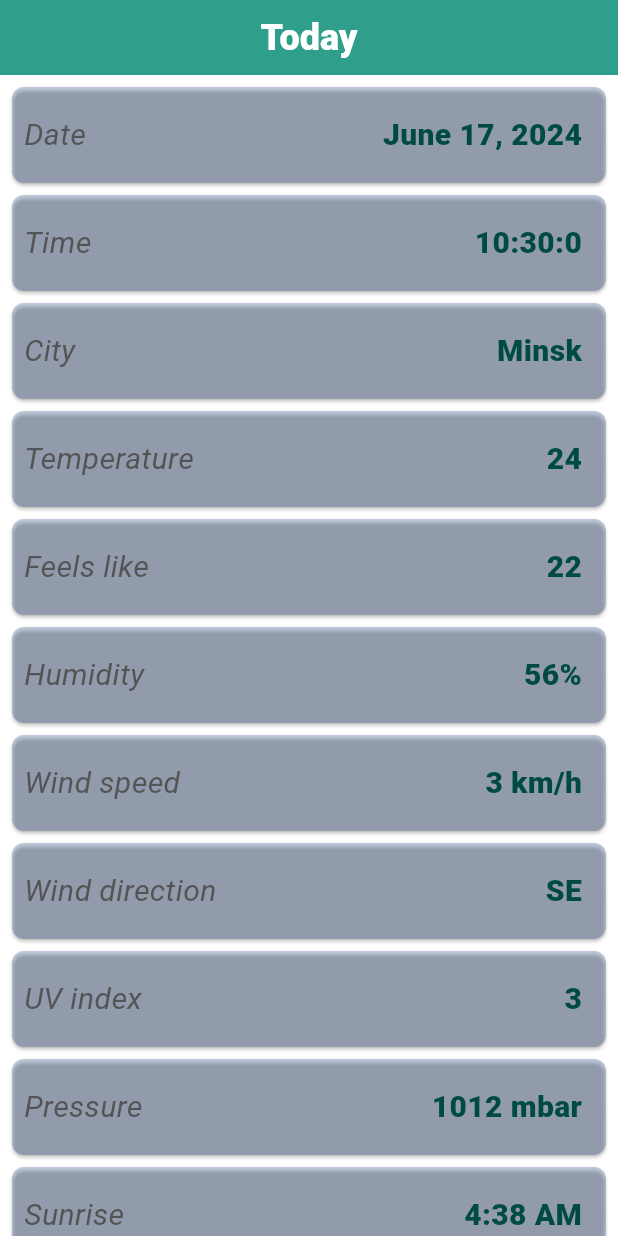
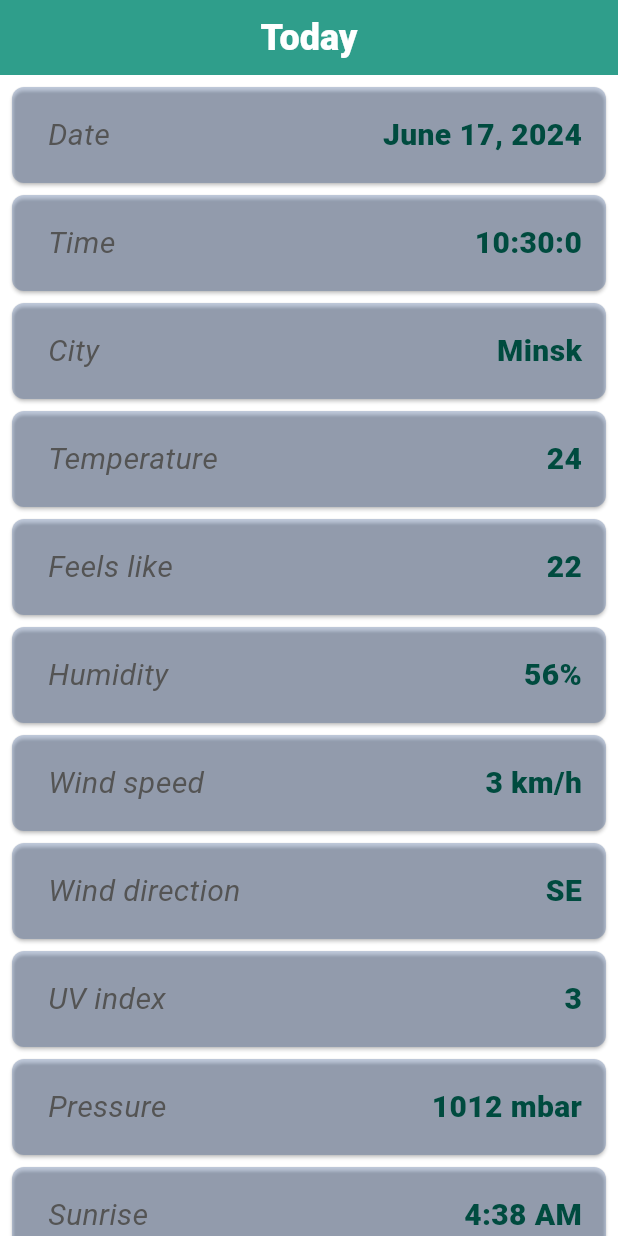
Before and after one commit to shikiwiki/weather_app, a Flutter app: the screen it shows after launch, on a phone screen of 412 x 824 dp. Run offline on Flutter 3.47's test engine with Material 3 defaults, Android fonts, the phone set to English and light mode, and no system bars.

```diff
--- a/lib/design/dimensions.dart
+++ b/lib/design/dimensions.dart
@@ -3,7 +3,9 @@ const double parameterSize = 20;
 const double titleSize = 24;
 const double valueSize = 20;
 const double cardHeight = 32;
+const double itemHeight = 64;
 const double topBarHeight = 50;
+const double iconWidth = 16;
 const double borderRadius = 8;
 const int itemCount = 12;
 const int parameterTypeLines = 1;
--- a/lib/widgets/item.dart
+++ b/lib/widgets/item.dart
@@ -1,4 +1,5 @@
 import 'package:flutter/material.dart';
+
 import '../design/dimensions.dart';
 import '../design/styles.dart';
 import '../utils/utils.dart';
@@ -6,27 +7,31 @@ import '../utils/utils.dart';
 class Item extends StatelessWidget {
   final String parameterType;
   final String value;
+  final IconData? icon;
 
-  const Item({super.key, required this.parameterType, required this.value});
+  const Item(
+      {super.key, required this.parameterType, required this.value, this.icon});
 
   @override
   Widget build(BuildContext context) {
     return SizedBox(
-      height: 64,
+      height: itemHeight,
       child: Card(
-        color: Color(Utils.randomColorValue()).withOpacity(Utils.itemBackgroundOpacity),
+        color: Color(Utils.randomColorValue())
+            .withOpacity(Utils.itemBackgroundOpacity),
         margin: EdgeInsets.zero,
         shape: RoundedRectangleBorder(
             borderRadius: BorderRadius.circular(borderRadius)),
         child: Row(
           mainAxisAlignment: MainAxisAlignment.center,
           children: <Widget>[
+            if (icon != null) Icon(icon) else Container(width: iconWidth),
             Expanded(
               child: Padding(
                 padding: const EdgeInsets.all(parameterPadding),
                 child: Text(
                   parameterType,
-                  maxLines: 1,
+                  maxLines: parameterTypeLines,
                   overflow: TextOverflow.ellipsis,
                   style: parameterStyle,
                 ),
@@ -36,7 +41,7 @@ class Item extends StatelessWidget {
               padding: const EdgeInsets.all(valuePadding),
               child: Text(
                 value,
-                maxLines: 1,
+                maxLines: valueLines,
                 style: valueStyle,
               ),
             )
```
